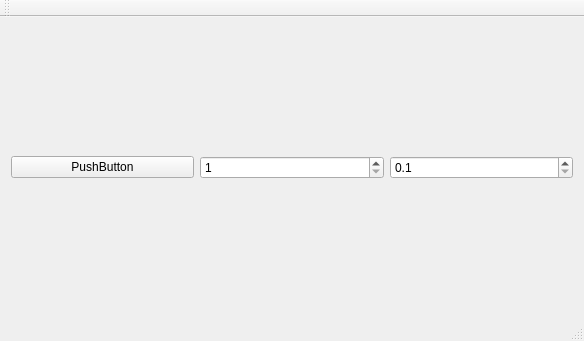
This is GraphicGenom/mainwindow.ui in yarik2215/QT-GenomAlgoritm as Qt 5 draws it before an edit. The edited form follows.
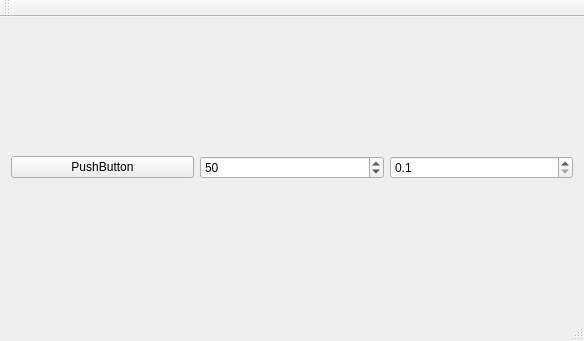
This is the edited form.

The edit to the form file:
```diff
--- a/GraphicGenom/mainwindow.ui
+++ b/GraphicGenom/mainwindow.ui
@@ -32,6 +32,9 @@
         <property name="maximum">
          <number>100</number>
         </property>
+        <property name="value">
+         <number>50</number>
+        </property>
        </widget>
       </item>
       <item>
```
